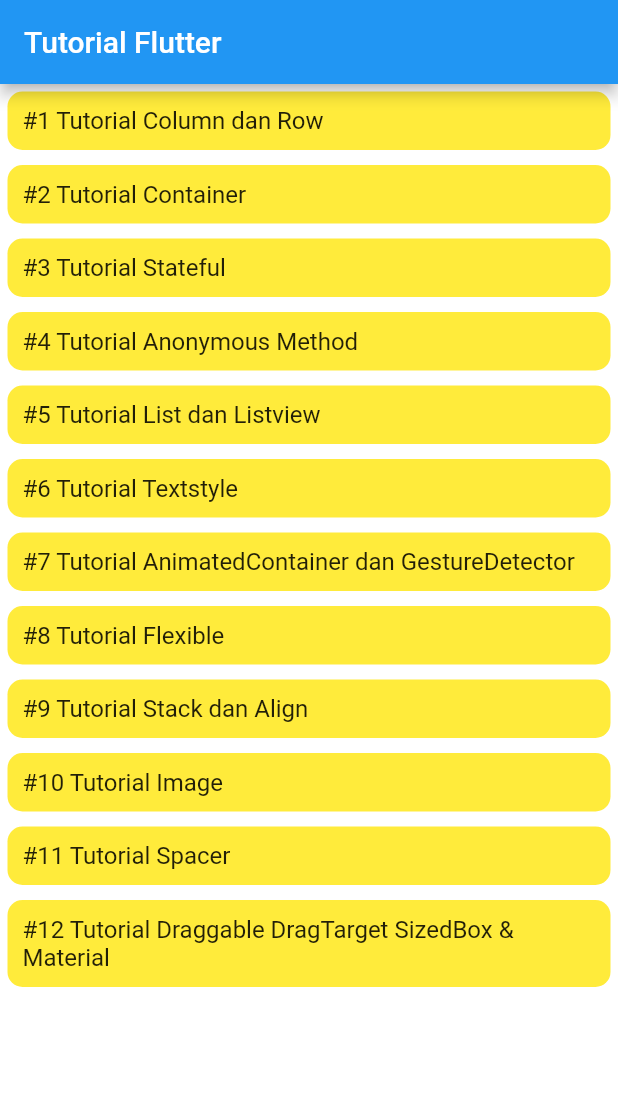
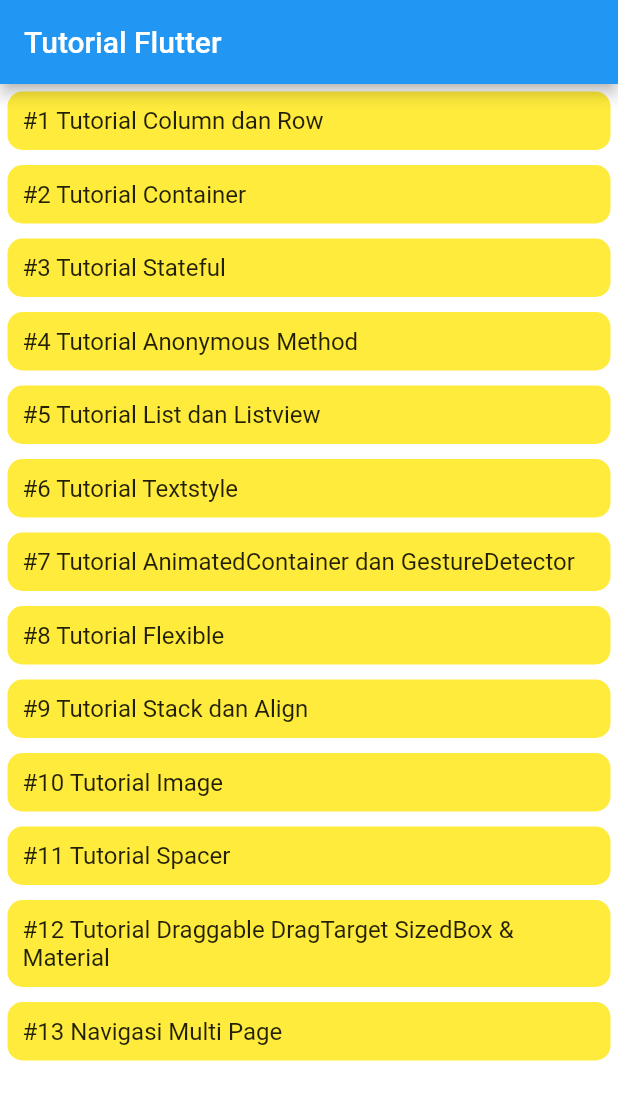
Before and after one commit to syahroel712/tutorial-flutter-pemula, a Flutter app: the screen it shows after launch, on a phone screen of 412 x 824 dp. Shown: the top 1100 px of the screen. Run offline on Flutter 3.47's test engine with Material 2 defaults, Android fonts, the phone set to English and light mode, and no system bars.

Commit message:
#13 Navigasi Multipage

```diff
--- a/lib/main.dart
+++ b/lib/main.dart
@@ -13,6 +13,7 @@ import 'package:flutter_study/pages/9_stack_align.dart';
 import 'package:flutter_study/pages/10_image.dart';
 import 'package:flutter_study/pages/11_spacer.dart';
 import 'package:flutter_study/pages/12_draggable_dragTarget.dart';
+import 'package:flutter_study/pages/13_multi_page/login.dart';
 
 void main() {
   runApp(MyApp());
@@ -33,6 +34,7 @@ class MyApp extends StatelessWidget {
     '/10_image': (_) => ImagePage(),
     '/11_spacer': (_) => SpacerPage(),
     '/12_draggable': (_) => DraggablePage(),
+    '/13_multi_page': (_) => LoginMultiPage(),
   };
 
   @override
--- a/lib/pages/home.dart
+++ b/lib/pages/home.dart
@@ -259,6 +259,26 @@ class HomePage extends StatelessWidget {
                         ),
                       ),
                     ),
+                    Container(
+                      margin: EdgeInsets.all(5),
+                      padding: EdgeInsets.all(10),
+                      width: MediaQuery.of(context).size.width,
+                      decoration: BoxDecoration(
+                        borderRadius: BorderRadius.circular(10),
+                        color: Colors.yellow,
+                      ),
+                      child: InkWell(
+                        onTap: () {
+                          Navigator.pushNamed(context, '/13_multi_page');
+                        },
+                        child: Text(
+                          '#13 Navigasi Multi Page',
+                          style: TextStyle(
+                            fontSize: 16,
+                          ),
+                        ),
+                      ),
+                    ),
                   ],
                 ),
               ],
```
Also changed, not shown: lib/pages/13_multi_page/detail.dart (added, +32 -0 lines), lib/pages/13_multi_page/home.dart (added, +35 -0 lines), lib/pages/13_multi_page/login.dart (added, +28 -0 lines).
